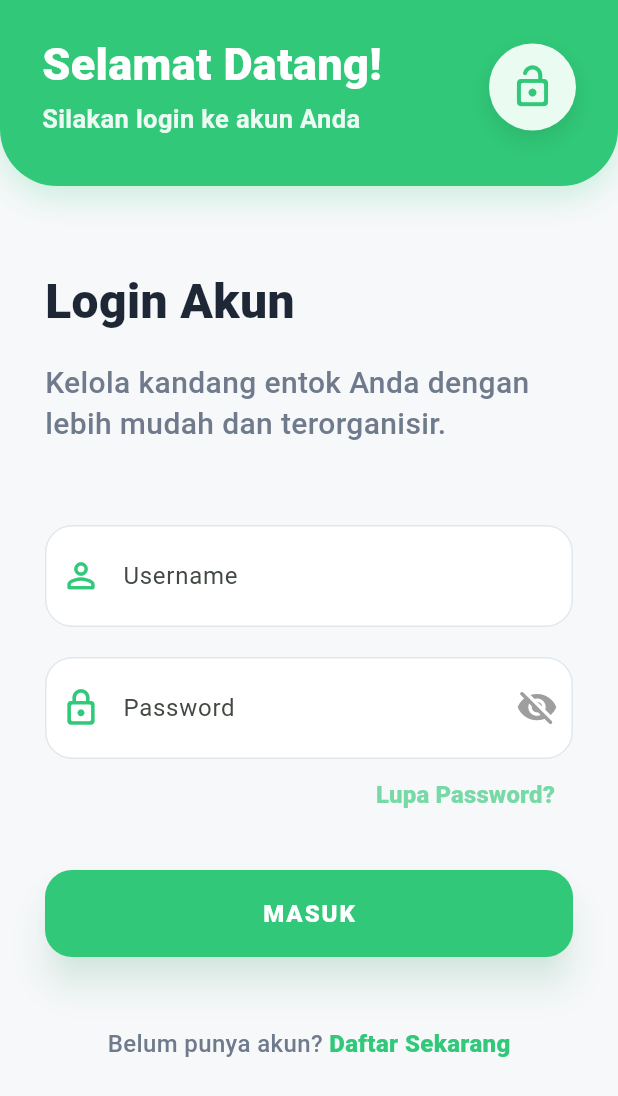
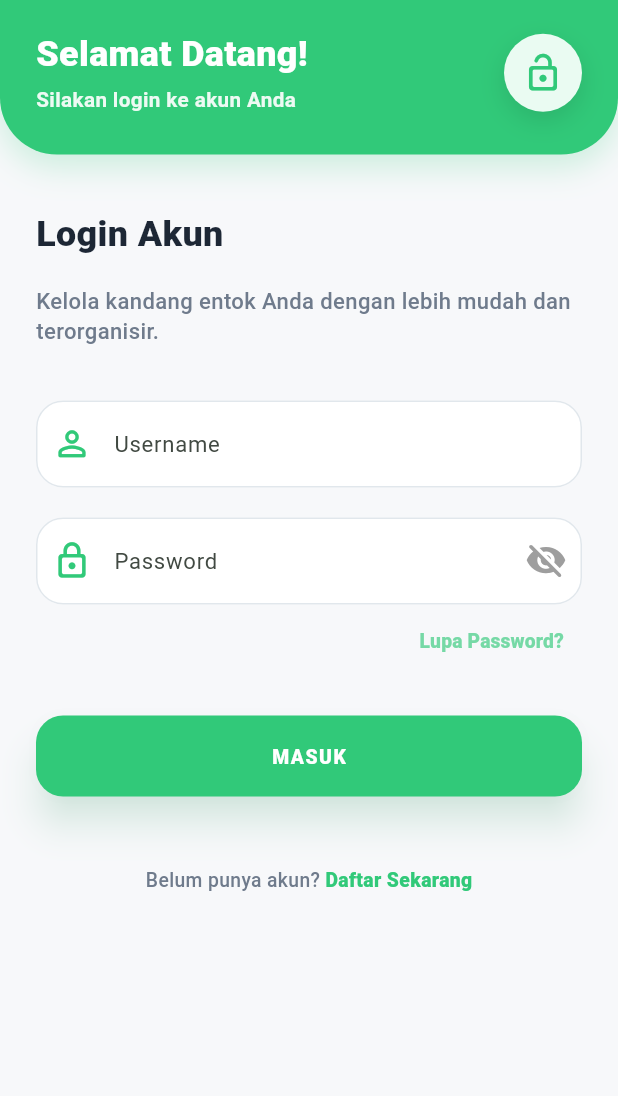
Before and after one commit to Marshel2727/entok-monitoring, a Flutter app: the screen it shows after launch, on a phone screen of 412 x 824 dp. Shown: the top 1096 px of the screen. Run offline on Flutter 3.47's test engine with Material 3 defaults, Android fonts, the phone set to English and light mode, and no system bars; our stand-ins replace shared_preferences; accounts and stored records are empty.

Commit message:
Tune mobile app sizing for phones

```diff
--- a/apk-mobile-entok/lib/main.dart
+++ b/apk-mobile-entok/lib/main.dart
@@ -17,6 +17,22 @@ class MyApp extends StatelessWidget {
       title: 'Dashboard Penjaga Entok',
       debugShowCheckedModeBanner: false,
       theme: EntokTheme.data(),
+      builder: (context, child) {
+        final media = MediaQuery.of(context);
+        final width = media.size.width;
+        final scale = width < 360
+            ? 0.82
+            : width < 390
+                ? 0.88
+                : width < 430
+                    ? 0.92
+                    : 0.96;
+
+        return MediaQuery(
+          data: media.copyWith(textScaler: TextScaler.linear(scale)),
+          child: child ?? const SizedBox.shrink(),
+        );
+      },
       home: const AuthGate(),
     );
   }
--- a/apk-mobile-entok/lib/screens/login_screen.dart
+++ b/apk-mobile-entok/lib/screens/login_screen.dart
@@ -85,18 +85,18 @@ class _LoginScreenState extends State<LoginScreen> {
               ),
               Expanded(
                 child: ListView(
-                  padding: const EdgeInsets.fromLTRB(30, 54, 30, 28),
+                  padding: const EdgeInsets.fromLTRB(24, 36, 24, 24),
                   children: [
                     const Text(
                       'Login Akun',
-                      style: TextStyle(fontSize: 32, fontWeight: FontWeight.w900, color: EntokColors.text),
+                      style: TextStyle(fontSize: 26, fontWeight: FontWeight.w900, color: EntokColors.text),
                     ),
                     const SizedBox(height: 18),
                     const Text(
                       'Kelola kandang entok Anda dengan lebih mudah dan terorganisir.',
-                      style: TextStyle(fontSize: 20, color: EntokColors.muted, height: 1.35, fontWeight: FontWeight.w500),
+                      style: TextStyle(fontSize: 16, color: EntokColors.muted, height: 1.35, fontWeight: FontWeight.w500),
                     ),
-                    const SizedBox(height: 54),
+                    const SizedBox(height: 36),
                     if (_error != null) ...[
                       _ErrorBanner(message: _error!),
                       const SizedBox(height: 18),
@@ -132,7 +132,7 @@ class _LoginScreenState extends State<LoginScreen> {
                           'Lupa Password?',
                           style: TextStyle(
                             color: EntokColors.green.withValues(alpha: 0.65),
-                            fontSize: 16,
+                            fontSize: 14,
                             fontWeight: FontWeight.w800,
                           ),
                         ),
@@ -149,13 +149,13 @@ class _LoginScreenState extends State<LoginScreen> {
                       children: [
                         const Text(
                           'Belum punya akun? ',
-                          style: TextStyle(color: EntokColors.muted, fontSize: 16, fontWeight: FontWeight.w500),
+                          style: TextStyle(color: EntokColors.muted, fontSize: 14, fontWeight: FontWeight.w500),
                         ),
                         GestureDetector(
                           onTap: _isLoading ? null : _openRegisterPage,
                           child: const Text(
                             'Daftar Sekarang',
-                            style: TextStyle(color: EntokColors.green, fontSize: 16, fontWeight: FontWeight.w900),
+                            style: TextStyle(color: EntokColors.green, fontSize: 14, fontWeight: FontWeight.w900),
                           ),
                         ),
                       ],
@@ -240,18 +240,18 @@ class _RegisterScreenState extends State<RegisterScreen> {
               ),
               Expanded(
                 child: ListView(
-                  padding: const EdgeInsets.fromLTRB(30, 54, 30, 28),
+                  padding: const EdgeInsets.fromLTRB(24, 36, 24, 24),
                   children: [
                     const Text(
                       'Pendaftaran Akun',
-                      style: TextStyle(fontSize: 32, fontWeight: FontWeight.w900, color: EntokColors.text),
+                      style: TextStyle(fontSize: 26, fontWeight: FontWeight.w900, color: EntokColors.text),
                     ),
                     const SizedBox(height: 18),
                     const Text(
                       'Isi formulir di bawah ini untuk mendaftar sebagai penjaga kandang.',
-                      style: TextStyle(fontSize: 20, color: EntokColors.muted, height: 1.35, fontWeight: FontWeight.w500),
+                      style: TextStyle(fontSize: 16, color: EntokColors.muted, height: 1.35, fontWeight: FontWeight.w500),
                     ),
-                    const SizedBox(height: 48),
+                    const SizedBox(height: 34),
                     if (_error != null) ...[
                       _ErrorBanner(message: _error!),
                       const SizedBox(height: 18),
@@ -282,7 +282,7 @@ class _RegisterScreenState extends State<RegisterScreen> {
                         ),
                       ),
                     ),
-                    const SizedBox(height: 54),
+                    const SizedBox(height: 38),
                     EntokPrimaryButton(
                       label: _isLoading ? 'MENDAFTAR...' : 'DAFTAR SEKARANG',
                       onPressed: _isLoading ? null : _register,
@@ -309,7 +309,7 @@ class _FieldLabel extends StatelessWidget {
       padding: const EdgeInsets.only(bottom: 10),
       child: Text(
         label,
-        style: const TextStyle(fontSize: 18, color: EntokColors.text, fontWeight: FontWeight.w900),
+        style: const TextStyle(fontSize: 15, color: EntokColors.text, fontWeight: FontWeight.w900),
       ),
     );
   }
--- a/apk-mobile-entok/lib/theme/app_theme.dart
+++ b/apk-mobile-entok/lib/theme/app_theme.dart
@@ -18,7 +18,6 @@ class EntokTheme {
     return ThemeData(
       scaffoldBackgroundColor: EntokColors.background,
       colorScheme: ColorScheme.fromSeed(seedColor: EntokColors.green),
-      fontFamily: 'Sans-Serif',
       useMaterial3: true,
       textTheme: const TextTheme(
         headlineLarge: TextStyle(color: EntokColors.text, fontWeight: FontWeight.w900),
@@ -54,7 +53,7 @@ class EntokTopHeader extends StatelessWidget {
   Widget build(BuildContext context) {
     return Container(
       width: double.infinity,
-      padding: EdgeInsets.fromLTRB(28, MediaQuery.of(context).padding.top + 26, 28, 34),
+      padding: EdgeInsets.fromLTRB(24, MediaQuery.of(context).padding.top + 22, 24, 28),
       decoration: BoxDecoration(
         color: EntokColors.green,
         borderRadius: const BorderRadius.only(
@@ -88,7 +87,7 @@ class EntokTopHeader extends StatelessWidget {
                   overflow: TextOverflow.ellipsis,
                   style: const TextStyle(
                     color: Colors.white,
-                    fontSize: 30,
+                    fontSize: 26,
                     height: 1.12,
                     fontWeight: FontWeight.w900,
                   ),
@@ -101,7 +100,7 @@ class EntokTopHeader extends StatelessWidget {
                     overflow: TextOverflow.ellipsis,
                     style: const TextStyle(
                       color: Color(0xE9FFFFFF),
-                      fontSize: 17,
+                      fontSize: 15,
                       height: 1.28,
                       fontWeight: FontWeight.w600,
                     ),
@@ -111,12 +110,12 @@ class EntokTopHeader extends StatelessWidget {
             ),
           ),
           if (actionIcon != null || badgeIcon != null) ...[
-            const SizedBox(width: 16),
+            const SizedBox(width: 12),
             GestureDetector(
               onTap: onAction,
               child: Container(
-                width: 58,
-                height: 58,
+                width: 52,
+                height: 52,
                 decoration: BoxDecoration(
                   color: EntokColors.mint,
                   shape: BoxShape.circle,
@@ -128,7 +127,7 @@ class EntokTopHeader extends StatelessWidget {
                     ),
                   ],
                 ),
-                child: Icon(actionIcon ?? badgeIcon, color: EntokColors.green, size: 31),
+                child: Icon(actionIcon ?? badgeIcon, color: EntokColors.green, size: 28),
               ),
             ),
           ],
@@ -186,7 +185,7 @@ InputDecoration entokInputDecoration(String label, IconData icon, {Widget? suffi
     suffixIcon: suffixIcon,
     filled: true,
     fillColor: Colors.white,
-    contentPadding: const EdgeInsets.symmetric(horizontal: 18, vertical: 22),
+    contentPadding: const EdgeInsets.symmetric(horizontal: 16, vertical: 18),
     border: OutlineInputBorder(borderRadius: BorderRadius.circular(18), borderSide: const BorderSide(color: EntokColors.border)),
     enabledBorder: OutlineInputBorder(borderRadius: BorderRadius.circular(18), borderSide: const BorderSide(color: EntokColors.border)),
     focusedBorder: OutlineInputBorder(
@@ -214,7 +213,7 @@ class EntokPrimaryButton extends StatelessWidget {
   Widget build(BuildContext context) {
     return SizedBox(
       width: double.infinity,
-      height: 58,
+      height: 54,
       child: ElevatedButton.icon(
         onPressed: onPressed,
         icon: icon == null ? const SizedBox.shrink() : Icon(icon, size: 22),
@@ -223,8 +222,8 @@ class EntokPrimaryButton extends StatelessWidget {
           style: const TextStyle(
             color: Colors.white,
             fontWeight: FontWeight.w900,
-            fontSize: 16,
-            letterSpacing: 1.3,
+            fontSize: 14,
+            letterSpacing: 1.0,
           ),
         ),
         style: ElevatedButton.styleFrom(
```
Also changed, not shown: apk-mobile-entok/lib/screens/account_screen.dart (+41 -41 lines), apk-mobile-entok/lib/screens/checklist_screen.dart (+17 -17 lines), apk-mobile-entok/lib/screens/home_screen.dart (+17 -17 lines), apk-mobile-entok/lib/screens/panduan_screen.dart (+21 -21 lines), 4 other files.
